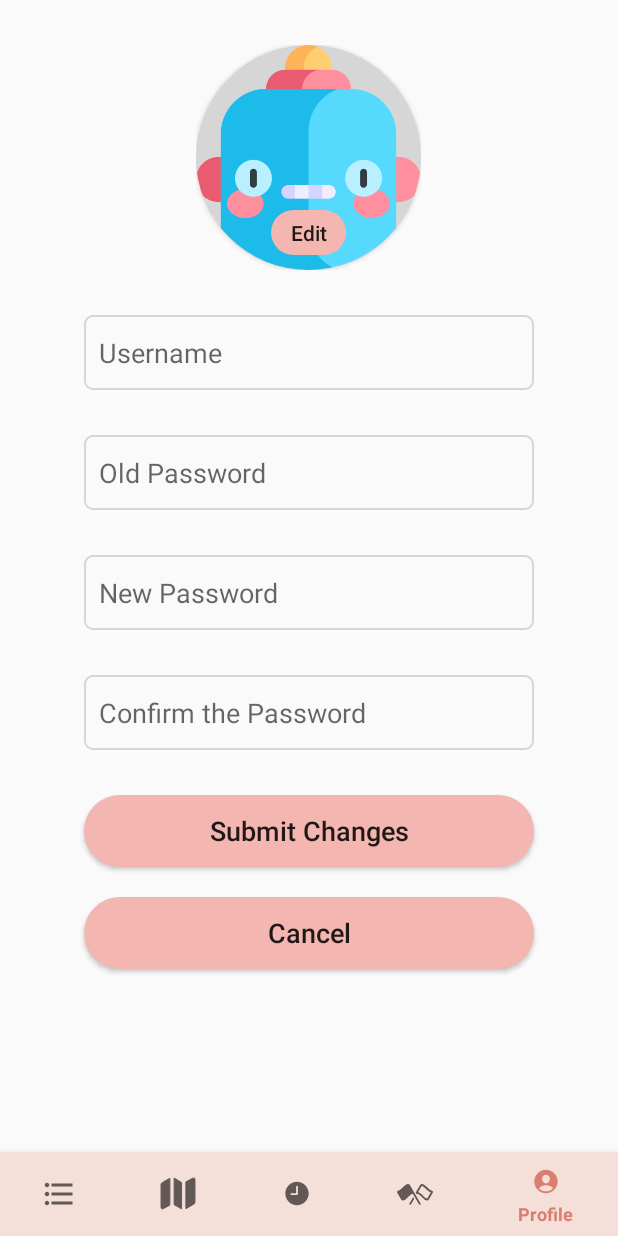
After one commit to mobile-t11-1/noname_app, an Android app: the fragment EditFrag placed in its activity, on a phone screen of 412 x 824 dp. The commit adds this screen. Run offline under Robolectric (Android 15) with nearby library versions, the phone set to English and light mode, and no system bars; our stand-ins replace Firebase (no records; nobody signed in at launch, a user with empty details on screens opened directly), Picasso; libraries missing offline, so code that uses them is left out: io.grpc; pictures from the network do not load.

Commit message:
editing profile feature 1

```diff
--- a/app/build.gradle
+++ b/app/build.gradle
@@ -50,6 +50,7 @@
     implementation 'com.google.android.gms:play-services-places:17.0.0'
     // https://mvnrepository.com/artifact/com.android.volley/volley
     implementation 'com.android.volley:volley:1.2.0'
+    implementation 'com.google.firebase:firebase-storage:20.0.0'
 
 
     testImplementation 'junit:junit:4.+'
@@ -63,4 +64,5 @@
     implementation 'com.github.mancj:MaterialSearchBar:Tag'
 
     implementation "androidx.cardview:cardview:1.0.0"
+    implementation 'com.squareup.picasso:picasso:2.71828'
 }
--- /dev/null
+++ b/app/src/main/java/com/example/noname/EditFrag.java
@@ -0,0 +1,349 @@
+package com.example.noname;
+
+import android.app.Activity;
+import android.content.Intent;
+import android.net.Uri;
+import android.os.Bundle;
+
+import androidx.annotation.NonNull;
+import androidx.annotation.Nullable;
+import androidx.fragment.app.Fragment;
+
+import android.provider.MediaStore;
+import android.view.LayoutInflater;
+import android.view.View;
+import android.view.ViewGroup;
+import android.widget.Button;
+import android.widget.EditText;
+import android.widget.ImageView;
+import android.widget.Toast;
+
+import com.google.android.gms.tasks.OnCompleteListener;
+import com.google.android.gms.tasks.OnFailureListener;
+import com.google.android.gms.tasks.OnSuccessListener;
+import com.google.android.gms.tasks.Task;
+import com.google.firebase.auth.AuthCredential;
+import com.google.firebase.auth.EmailAuthProvider;
+import com.google.firebase.auth.FirebaseAuth;
+import com.google.firebase.auth.FirebaseUser;
+import com.google.firebase.firestore.FirebaseFirestore;
+import com.google.firebase.firestore.QuerySnapshot;
+import com.google.firebase.storage.FirebaseStorage;
+import com.google.firebase.storage.StorageReference;
+import com.google.firebase.storage.UploadTask;
+import com.squareup.picasso.Picasso;
+
+import java.util.HashMap;
+import java.util.Map;
+
+/**
+ * A simple {@link Fragment} subclass.
+ * Use the {@link EditFrag#newInstance} factory method to
+ * create an instance of this fragment.
+ */
+public class EditFrag extends Fragment {
+
+    // TODO: Rename parameter arguments, choose names that match
+    // the fragment initialization parameters, e.g. ARG_ITEM_NUMBER
+    private static final String ARG_PARAM1 = "param1";
+    private static final String ARG_PARAM2 = "param2";
+
+    // TODO: Rename and change types of parameters
+    private String mParam1;
+    private String mParam2;
+
+    private FirebaseAuth fAuth;
+    private StorageReference storage;
+    private FirebaseFirestore db =  FirebaseFirestore.getInstance();
+
+    private EditText username, oldpassword, newpassword, confirmpassword;
+    private Button avatar_btn, submit_btn, back_btn;
+    private ImageView avatar;
+
+
+
+
+
+    public EditFrag() {
+        // Required empty public constructor
+    }
+
+    /**
+     * Use this factory method to create a new instance of
+     * this fragment using the provided parameters.
+     *
+     * @param param1 Parameter 1.
+     * @param param2 Parameter 2.
+     * @return A new instance of fragment EditFrag.
+     */
+    // TODO: Rename and change types and number of parameters
+    public static EditFrag newInstance(String param1, String param2) {
+        EditFrag fragment = new EditFrag();
+        Bundle args = new Bundle();
+        args.putString(ARG_PARAM1, param1);
+        args.putString(ARG_PARAM2, param2);
+        fragment.setArguments(args);
+        return fragment;
+    }
+
+    @Override
+    public void onCreate(Bundle savedInstanceState) {
+        super.onCreate(savedInstanceState);
+        if (getArguments() != null) {
+            mParam1 = getArguments().getString(ARG_PARAM1);
+            mParam2 = getArguments().getString(ARG_PARAM2);
+        }
+    }
+
+    @Override
+    public View onCreateView(LayoutInflater inflater, ViewGroup container,
+                             Bundle savedInstanceState) {
+        // Inflate the layout for this fragment
+        View view = inflater.inflate(R.layout.fragment_edit, container, false);
+
+        // Declare something needed
+        avatar_btn = view.findViewById(R.id.edit_avatar_btn);
+        avatar = view.findViewById(R.id.edit_avatar);
+
+        // Firebase elements
+        fAuth = FirebaseAuth.getInstance();
+        db = FirebaseFirestore.getInstance();
+        storage = FirebaseStorage.getInstance().getReference();
+
+        // load the avatar from the firebase
+        StorageReference initialavatar = storage.child("users/" + fAuth.getCurrentUser().getUid() + "/avatar.jpg");
+        initialavatar.getDownloadUrl().addOnSuccessListener(new OnSuccessListener<Uri>() {
+            @Override
+            public void onSuccess(Uri uri) {
+                Picasso.get().load(uri).into(avatar);
+            }
+        });
+
+
+        // enable edit avatar function
+        avatar_btn.setOnClickListener(new View.OnClickListener() {
+            @Override
+            public void onClick(View view) {
+                // evoke the gallery
+                Intent evokeGalleryIntent = new Intent(Intent.ACTION_PICK, MediaStore.Images.Media.EXTERNAL_CONTENT_URI);
+                startActivityForResult(evokeGalleryIntent, 1000);
+            }
+        });
+
+
+        // edit part
+        username = view.findViewById(R.id.edit_username);
+        oldpassword = view.findViewById(R.id.edit_oldpassword);
+        newpassword = view.findViewById(R.id.edit_newpassword);
+        confirmpassword = view.findViewById(R.id.edit_confirmpassword);
+
+
+        db.collection("user")
+                .whereEqualTo("User ID", fAuth.getCurrentUser().getUid())
+                .get()
+                .addOnCompleteListener(new OnCompleteListener<QuerySnapshot>() {
+                    @Override
+                    public void onComplete(@NonNull Task<QuerySnapshot> task) {
+                        if (task.isSuccessful() && !task.getResult().isEmpty()){
+                            String userString = task.getResult().getDocuments().get(0).get("User Name").toString();
+                            username.setText(userString);  // present the current user name on the text-input field
+                        }
+                        else{
+                            Toast.makeText(getActivity(), "Something's Wrong!", Toast.LENGTH_LONG).show();
+                        }
+                    }
+                });
+
+
+        submit_btn = view.findViewById(R.id.edit_submit_btn);
+        submit_btn.setOnClickListener(new View.OnClickListener() {
+            @Override
+            public void onClick(View view) {
+                String user = username.getText().toString().trim();
+                String old_pwd = oldpassword.getText().toString().trim();
+                String new_pwd = newpassword.getText().toString().trim();
+                String confirm_pwd = confirmpassword.getText().toString().trim();
+
+                if(user.isEmpty()){
+                    username.setError("Username is required!");
+                    username.requestFocus();
+                    return;
+                }
+
+                if(old_pwd.isEmpty()){
+                    if(new_pwd.length()!=0 || confirm_pwd.length()!=0){
+                        oldpassword.setError("Please make sure fill the required fields to change your password");
+                        newpassword.setError("Please make sure fill the required fields to change your password");
+                        confirmpassword.setError("Please make sure fill the required fields to change your password");
+                        oldpassword.requestFocus();
+                        newpassword.requestFocus();
+                        confirmpassword.requestFocus();
+                    }
+
+                    // only change user name
+                    if(new_pwd.isEmpty() && confirm_pwd.isEmpty()){
+                        Map<String, Object> update = new HashMap<>();
+                        update.put("User Name", user);
+
+                        db.collection("user")
+                                .whereEqualTo("User ID", fAuth.getCurrentUser().getUid())
+                                .get()
+                                .addOnCompleteListener(new OnCompleteListener<QuerySnapshot>() {
+                                    @Override
+                                    public void onComplete(@NonNull Task<QuerySnapshot> task) {
+                                        if (task.isSuccessful() && !task.getResult().isEmpty()){
+                                            String documentID = task.getResult().getDocuments().get(0).getId();
+                                            db.collection("user")
+                                                    .document(documentID)
+                                                    .update(update)
+                                                    .addOnSuccessListener(new OnSuccessListener<Void>() {
+                                                        @Override
+                                                        public void onSuccess(Void unused) {
+                                                            Toast.makeText(getActivity(), "User name is changed!", Toast.LENGTH_LONG).show();
+                                                            getActivity().getSupportFragmentManager().beginTransaction().replace(R.id.fragment_container, new ProfileFrag()).commit();
+                                                        }
+                                                    });
+                                        }
+
+                                        else{
+                                            Toast.makeText(getActivity(), "Something Wrong!", Toast.LENGTH_LONG).show();
+                                        }
+                                    }
+                                });
+                    }
+                }
+
+                if(!old_pwd.isEmpty()){
+                    AuthCredential crediential = EmailAuthProvider.getCredential(fAuth.getCurrentUser().getEmail(), old_pwd);
+                    fAuth.getCurrentUser().reauthenticate(crediential)
+                            .addOnSuccessListener(new OnSuccessListener<Void>() {
+                                @Override
+                                public void onSuccess(Void unused) {
+                                    if(new_pwd.isEmpty()){
+                                        newpassword.setError("Please enter your new password!");
+                                        newpassword.requestFocus();
+                                    }
+
+                                    if(confirm_pwd.isEmpty()){
+                                        confirmpassword.setError("Please confirm your new password!");
+                                        confirmpassword.requestFocus();
+                                    }
+
+                                    if(new_pwd.length() < 7){
+                                        newpassword.setError("Password should be longer than 6 chars");
+                                        newpassword.requestFocus();
+                                    }
+
+                                    if(!new_pwd.isEmpty() && !confirm_pwd.isEmpty() && new_pwd.length() >= 7){
+                                        // successfully change password
+                                        if(new_pwd.equals(confirm_pwd)){
+
+                                            FirebaseUser fUser = fAuth.getInstance().getCurrentUser();
+
+                                            fUser.updatePassword(new_pwd)
+                                                    .addOnCompleteListener(new OnCompleteListener<Void>() {
+                                                        @Override
+                                                        public void onComplete(@NonNull Task<Void> task) {
+                                                            if (task.isSuccessful()) {
+                                                                Map<String, Object> update = new HashMap<>();
+                                                                update.put("User Name", user);
+                                                                db.collection("user")
+                                                                        .whereEqualTo("User ID", fAuth.getCurrentUser().getUid())
+                                                                        .get()
+                                                                        .addOnCompleteListener(new OnCompleteListener<QuerySnapshot>() {
+                                                                            @Override
+                                                                            public void onComplete(@NonNull Task<QuerySnapshot> task) {
+                                                                                if (task.isSuccessful() && !task.getResult().isEmpty()){
+                                                                                    String documentID = task.getResult().getDocuments().get(0).getId();
+                                                                                    db.collection("user")
+                                                                                            .document(documentID)
+                                                                                            .update(update)
+                                                                                            .addOnSuccessListener(new OnSuccessListener<Void>() {
+                                                                                                @Override
+                                                                                                public void onSuccess(Void unused) {
+                                                                                                    Toast.makeText(getContext(), "Successfully Changed!", Toast.LENGTH_LONG).show();
+                                                                                                    getActivity().getSupportFragmentManager().beginTransaction().replace(R.id.fragment_container, new ProfileFrag()).commit();
+                                                                                                }
+                                                                                            });
+                                                                                }
+
+                                                                                else{
+                                                                                    Toast.makeText(getActivity(), "Something Wrong!", Toast.LENGTH_LONG).show();
+                                                                                }
+                                                                            }
+                                                                        });
+
+                                                            }
+                                                        }
+                                                    });
+                                        }
+
+                                        else{
+                                            confirmpassword.setError("The confirmed password doesn't match with the new password!");
+                                            confirmpassword.requestFocus();
+                                        }
+                                    }
+                                }
+                            })
+                            .addOnFailureListener(new OnFailureListener() {
+                                @Override
+                                public void onFailure(@NonNull Exception e) {
+                                   oldpassword.setError("The old password doesn't match with the record!");
+                                   oldpassword.requestFocus();
+                                }
+                            });
+
+                }
+            }
+        });
+
+
+        // go back part
+        back_btn = view.findViewById(R.id.edit_cancel_btn);
+        back_btn.setOnClickListener(new View.OnClickListener() {
+            @Override
+            public void onClick(View view) {
+                getActivity().getSupportFragmentManager().beginTransaction().replace(R.id.fragment_container, new ProfileFrag()).commit();
+            }
+        });
+
+
+
+        return view;
+    }
+
+    @Override
+    public void onActivityResult(int requestCode, int resultCode, @Nullable Intent data) {
+        super.onActivityResult(requestCode, resultCode, data);
+        switch(requestCode){
+            case 1000:
+                if(resultCode == Activity.RESULT_OK){
+
+                    Uri avatarUri = data.getData();
+
+                    // upload to firebase
+                    StorageReference avatarfile = storage.child("users/" + fAuth.getCurrentUser().getUid() + "/avatar.jpg");
+                    avatarfile.putFile(avatarUri).addOnSuccessListener(new OnSuccessListener<UploadTask.TaskSnapshot>() {
+                        @Override
+                        public void onSuccess(UploadTask.TaskSnapshot taskSnapshot) {
+                            avatarfile.getDownloadUrl().addOnSuccessListener(new OnSuccessListener<Uri>() {
+                                @Override
+                                public void onSuccess(Uri uri) {
+                                    // display the new avatar
+                                    Picasso.get().load(uri).into(avatar);
+                                }
+                            });
+                            Toast.makeText(getContext(), "Uploaded Successfully", Toast.LENGTH_LONG).show();
+                        }
+                    }).addOnFailureListener(new OnFailureListener() {
+                        @Override
+                        public void onFailure(@NonNull Exception e) {
+                            Toast.makeText(getContext(), "Failed", Toast.LENGTH_LONG).show();
+                        }
+                    });
+                }
+
+                break;
+        }
+    }
+}
--- a/app/src/main/java/com/example/noname/ProfileFrag.java
+++ b/app/src/main/java/com/example/noname/ProfileFrag.java
@@ -1,6 +1,7 @@
 package com.example.noname;
 
 import android.content.Intent;
+import android.net.Uri;
 import android.os.Bundle;
 
 import androidx.annotation.NonNull;
@@ -14,12 +15,14 @@
 import android.view.ViewGroup;
 import android.widget.Button;
 import android.widget.EditText;
+import android.widget.ImageView;
 import android.widget.LinearLayout;
 import android.widget.ProgressBar;
 import android.widget.TextView;
 import android.widget.Toast;
 
 import com.google.android.gms.tasks.OnCompleteListener;
+import com.google.android.gms.tasks.OnSuccessListener;
 import com.google.android.gms.tasks.Task;
 import com.google.firebase.auth.FirebaseAuth;
 import com.google.firebase.auth.FirebaseUser;
@@ -30,6 +33,11 @@
 import com.google.firebase.database.ValueEventListener;
 import com.google.firebase.firestore.FirebaseFirestore;
 import com.google.firebase.firestore.QuerySnapshot;
+import com.google.firebase.storage.FirebaseStorage;
+import com.google.firebase.storage.StorageReference;
+import com.squareup.picasso.Picasso;
+
+import io.grpc.Context;
 
 
 /**
@@ -48,16 +56,18 @@
     private String mParam1;
     private String mParam2;
 
-    private FirebaseAuth mAuth;
+    private FirebaseAuth mAuth = FirebaseAuth.getInstance();
     private FirebaseUser user;
 
     private String userID;
     private LinearLayout logoutlayout;
     private LinearLayout settinglayout;
     private LinearLayout editlayout;
+    private ImageView profile_avatar;
 
 
     private FirebaseFirestore mydb = FirebaseFirestore.getInstance();
+    private StorageReference storage = FirebaseStorage.getInstance().getReference();
 
 
     public ProfileFrag() {
@@ -96,14 +106,24 @@
                              Bundle savedInstanceState) {
 
         // Inflate the layout for this fragment
-        return inflater.inflate(R.layout.fragment_profile, container, false);
+        View view = inflater.inflate(R.layout.fragment_profile, container, false);
+
+        profile_avatar = view.findViewById(R.id.profile_avatar);
+        StorageReference profileavatar = storage.child("users/" + mAuth.getCurrentUser().getUid() + "/avatar.jpg");
+        profileavatar.getDownloadUrl().addOnSuccessListener(new OnSuccessListener<Uri>() {
+            @Override
+            public void onSuccess(Uri uri) {
+                Picasso.get().load(uri).into(profile_avatar);
+            }
+        });
+
+        return view;
     }
 
     @Override
     public void onViewCreated(@NonNull View view, @Nullable Bundle savedInstanceState) {
         super.onViewCreated(view, savedInstanceState);
 
-        mAuth = FirebaseAuth.getInstance();
 
         logoutlayout = getView().findViewById(R.id.logout_layout);
         logoutlayout.setOnClickListener(new View.OnClickListener() {
@@ -130,6 +150,7 @@
             @Override
             public void onClick(View view) {
                 // TODO: Direct to the editting page
+                getActivity().getSupportFragmentManager().beginTransaction().replace(R.id.fragment_container, new EditFrag()).commit();
             }
         });
 
--- /dev/null
+++ b/app/src/main/res/drawable/edit_profile_input.xml
@@ -0,0 +1,9 @@
+<?xml version="1.0" encoding="utf-8"?>
+<shape xmlns:android="http://schemas.android.com/apk/res/android">
+    <stroke
+        android:width="1dp"
+        android:color="@color/quantum_grey"/>
+
+    <corners
+        android:radius="5dp"/>
+</shape>
--- a/app/src/main/res/layout/activity_login.xml
+++ b/app/src/main/res/layout/activity_login.xml
@@ -16,7 +16,6 @@
         android:layout_marginTop="120dp"
         android:textSize="60dp"
         android:textStyle="bold"/>
-
 
 
     <EditText
--- /dev/null
+++ b/app/src/main/res/layout/fragment_edit.xml
@@ -0,0 +1,120 @@
+<?xml version="1.0" encoding="utf-8"?>
+<RelativeLayout xmlns:android="http://schemas.android.com/apk/res/android"
+    xmlns:tools="http://schemas.android.com/tools"
+    android:layout_width="match_parent"
+    android:layout_height="match_parent"
+    xmlns:app="http://schemas.android.com/apk/res-auto"
+    tools:context=".EditFrag">
+
+    <LinearLayout
+        android:id="@+id/edit_avatar_layout"
+        android:layout_width="wrap_content"
+        android:layout_height="wrap_content"
+        android:paddingTop="30dp"
+        android:paddingHorizontal="60dp"
+        android:layout_centerHorizontal="true"
+        android:orientation="vertical">
+
+        <androidx.cardview.widget.CardView
+            android:layout_width="150dp"
+            android:layout_height="150dp"
+            app:cardCornerRadius="200dp"
+            app:cardBackgroundColor="@color/quantum_grey">
+            <ImageView
+                android:id="@+id/edit_avatar"
+                android:layout_width="match_parent"
+                android:layout_height="match_parent"
+                android:src="@drawable/defaultavater"/>
+        </androidx.cardview.widget.CardView>
+
+        <Button
+            android:id="@+id/edit_avatar_btn"
+            android:layout_width="50dp"
+            android:layout_height="30dp"
+            android:text="Edit"
+            android:background="@drawable/login_btn_style"
+            android:layout_gravity="center"
+            android:layout_marginTop="-40dp"
+            android:textAllCaps="false"/>
+    </LinearLayout>
+
+
+    <EditText
+        android:id="@+id/edit_username"
+        android:layout_width="300dp"
+        android:layout_height="50dp"
+        android:layout_centerHorizontal="true"
+        android:layout_marginTop="30dp"
+        android:layout_below="@id/edit_avatar_layout"
+        android:background="@drawable/edit_profile_input"
+        android:hint="Username"
+        android:inputType="text"
+        android:padding="10dp"
+        android:textSize="18sp" />
+
+    <EditText
+        android:id="@+id/edit_oldpassword"
+        android:layout_width="300dp"
+        android:layout_height="50dp"
+        android:layout_centerHorizontal="true"
+        android:layout_marginTop="30dp"
+        android:layout_below="@id/edit_username"
+        android:background="@drawable/edit_profile_input"
+        android:hint="Old Password"
+        android:inputType="textPassword"
+        android:padding="10dp"
+        android:textSize="18sp" />
+
+    <EditText
+        android:id="@+id/edit_newpassword"
+        android:layout_width="300dp"
+        android:layout_height="50dp"
+        android:layout_centerHorizontal="true"
+        android:layout_marginTop="30dp"
+        android:layout_below="@id/edit_oldpassword"
+        android:background="@drawable/edit_profile_input"
+        android:hint="New Password"
+        android:inputType="textPassword"
+        android:padding="10dp"
+        android:textSize="18sp" />
+
+    <EditText
+        android:id="@+id/edit_confirmpassword"
+        android:layout_width="300dp"
+        android:layout_height="50dp"
+        android:layout_centerHorizontal="true"
+        android:layout_marginTop="30dp"
+        android:layout_below="@id/edit_newpassword"
+        android:background="@drawable/edit_profile_input"
+        android:hint="Confirm the Password"
+        android:inputType="textPassword"
+        android:padding="10dp"
+        android:textSize="18sp" />
+
+    <Button
+        android:id="@+id/edit_submit_btn"
+        android:layout_width="300dp"
+        android:layout_height="wrap_content"
+        android:layout_below="@id/edit_confirmpassword"
+        android:background="@drawable/login_btn_style"
+        android:text="Submit Changes"
+        android:textSize="18dp"
+        android:paddingHorizontal="20dp"
+        android:textAllCaps="false"
+        android:layout_marginTop="30dp"
+        android:layout_centerHorizontal="true"/>
+
+    <Button
+        android:id="@+id/edit_cancel_btn"
+        android:layout_width="300dp"
+        android:layout_height="wrap_content"
+        android:layout_below="@id/edit_submit_btn"
+        android:background="@drawable/login_btn_style"
+        android:text="Cancel"
+        android:textSize="18dp"
+        android:paddingHorizontal="20dp"
+        android:textAllCaps="false"
+        android:layout_marginTop="20dp"
+        android:layout_centerHorizontal="true"/>
+
+</RelativeLayout>
```
Also changed, not shown: app/src/main/AndroidManifest.xml (+11 -5 lines), app/src/main/res/layout/fragment_profile.xml (+4 -3 lines).
